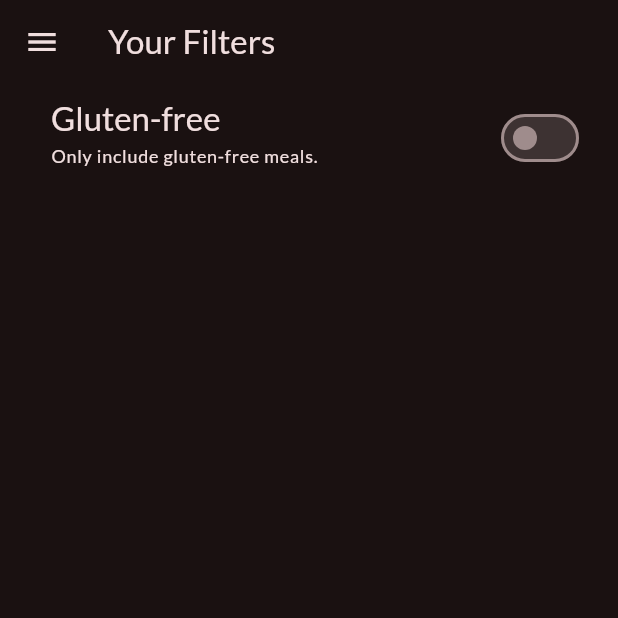
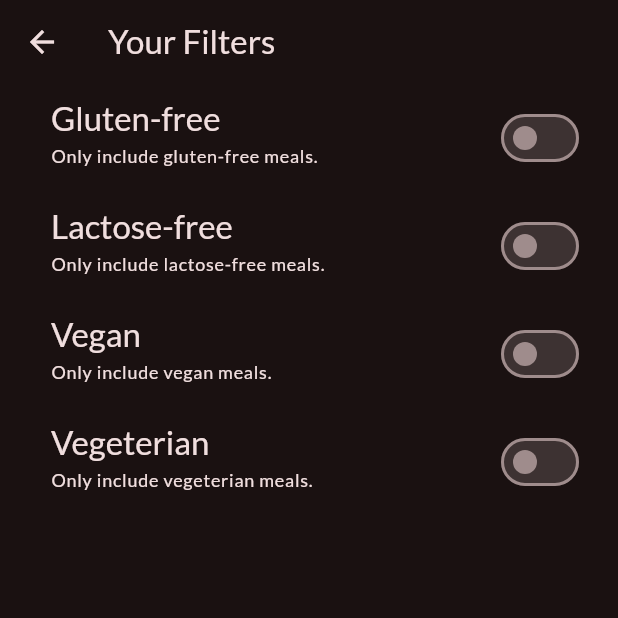
Before and after one commit to shaikhikram04/Meals-App, a Flutter app: the FiltersScreen screen opened directly, on a phone screen of 412 x 824 dp, the top half of it. Run offline on Flutter 3.47's test engine with Material 3 defaults, Android fonts, the phone set to English and light mode, and no system bars; our stand-ins replace google_fonts, transparent_image.

Commit message:
remove navigation form Filter Screen and and more filter option

```diff
--- a/lib/screens/filters.dart
+++ b/lib/screens/filters.dart
@@ -1,6 +1,6 @@
 import 'package:flutter/material.dart';
-import 'package:meals/screens/tabs.dart';
-import 'package:meals/widgets/main_drawer.dart';
+// import 'package:meals/screens/tabs.dart';
+// import 'package:meals/widgets/main_drawer.dart';
 
 class FiltersScreen extends StatefulWidget {
   const FiltersScreen({super.key});
@@ -11,23 +11,27 @@ class FiltersScreen extends StatefulWidget {
 
 class _FiltersScreenState extends State<FiltersScreen> {
   var _glutenFreeFilterSet = false;
+  var _lactoseFreeFilterSet = false;
+  var _veganFilterSet = false;
+  var _vegeterianFilterSet = false;
+
   @override
   Widget build(BuildContext context) {
     return Scaffold(
       appBar: AppBar(
         title: const Text('Your Filters'),
       ),
-      drawer: MainDrawer(
-        onSelectScreen: (identifier) {
-          Navigator.of(context).pop();
-          if (identifier == 'meals') {
-            Navigator.of(context).pushReplacement(PageRouteBuilder(
-              pageBuilder: (context, animation, secondaryAnimation) =>
-                  const TabsScreen(),
-            ));
-          }
-        },
-      ),
+      // drawer: MainDrawer(
+      //   onSelectScreen: (identifier) {
+      //     Navigator.of(context).pop();
+      //     if (identifier == 'meals') {
+      //       Navigator.of(context).pushReplacement(PageRouteBuilder(
+      //         pageBuilder: (context, animation, secondaryAnimation) =>
+      //             const TabsScreen(),
+      //       ));
+      //     }
+      //   },
+      // ),
       body: Column(children: [
         SwitchListTile(
           value: _glutenFreeFilterSet,
@@ -50,7 +54,73 @@ class _FiltersScreenState extends State<FiltersScreen> {
           ),
           activeColor: Theme.of(context).colorScheme.tertiary,
           contentPadding: const EdgeInsets.only(left: 34, right: 22),
-        )
+        ),
+        SwitchListTile(
+          value: _lactoseFreeFilterSet,
+          onChanged: (isChecked) {
+            setState(() {
+              _lactoseFreeFilterSet = isChecked;
+            });
+          },
+          title: Text(
+            'Lactose-free',
+            style: Theme.of(context).textTheme.titleLarge!.copyWith(
+                  color: Theme.of(context).colorScheme.onSurface,
+                ),
+          ),
+          subtitle: Text(
+            'Only include lactose-free meals.',
+            style: Theme.of(context).textTheme.labelMedium!.copyWith(
+                  color: Theme.of(context).colorScheme.onSurface,
+                ),
+          ),
+          activeColor: Theme.of(context).colorScheme.tertiary,
+          contentPadding: const EdgeInsets.only(left: 34, right: 22),
+        ),
+        SwitchListTile(
+          value: _veganFilterSet,
+          onChanged: (isChecked) {
+            setState(() {
+              _veganFilterSet = isChecked;
+            });
+          },
+          title: Text(
+            'Vegan',
+            style: Theme.of(context).textTheme.titleLarge!.copyWith(
+                  color: Theme.of(context).colorScheme.onSurface,
+                ),
+          ),
+          subtitle: Text(
+            'Only include vegan meals.',
+            style: Theme.of(context).textTheme.labelMedium!.copyWith(
+                  color: Theme.of(context).colorScheme.onSurface,
+                ),
+          ),
+          activeColor: Theme.of(context).colorScheme.tertiary,
+          contentPadding: const EdgeInsets.only(left: 34, right: 22),
+        ),
+        SwitchListTile(
+          value: _vegeterianFilterSet,
+          onChanged: (isChecked) {
+            setState(() {
+              _vegeterianFilterSet = isChecked;
+            });
+          },
+          title: Text(
+            'Vegeterian',
+            style: Theme.of(context).textTheme.titleLarge!.copyWith(
+                  color: Theme.of(context).colorScheme.onSurface,
+                ),
+          ),
+          subtitle: Text(
+            'Only include vegeterian meals.',
+            style: Theme.of(context).textTheme.labelMedium!.copyWith(
+                  color: Theme.of(context).colorScheme.onSurface,
+                ),
+          ),
+          activeColor: Theme.of(context).colorScheme.tertiary,
+          contentPadding: const EdgeInsets.only(left: 34, right: 22),
+        ),
       ]),
     );
   }
--- a/lib/screens/tabs.dart
+++ b/lib/screens/tabs.dart
@@ -49,7 +49,7 @@ class _TabsScreenState extends State<TabsScreen> {
   void _setScreen(String identifier) {
     Navigator.of(context).pop();
     if (identifier == 'filters') {
-      Navigator.of(context).pushReplacement(PageRouteBuilder(
+      Navigator.of(context).push(PageRouteBuilder(
         pageBuilder: (ctx, animation, secondaryAnimation) =>
             const FiltersScreen(),
       ));
```
